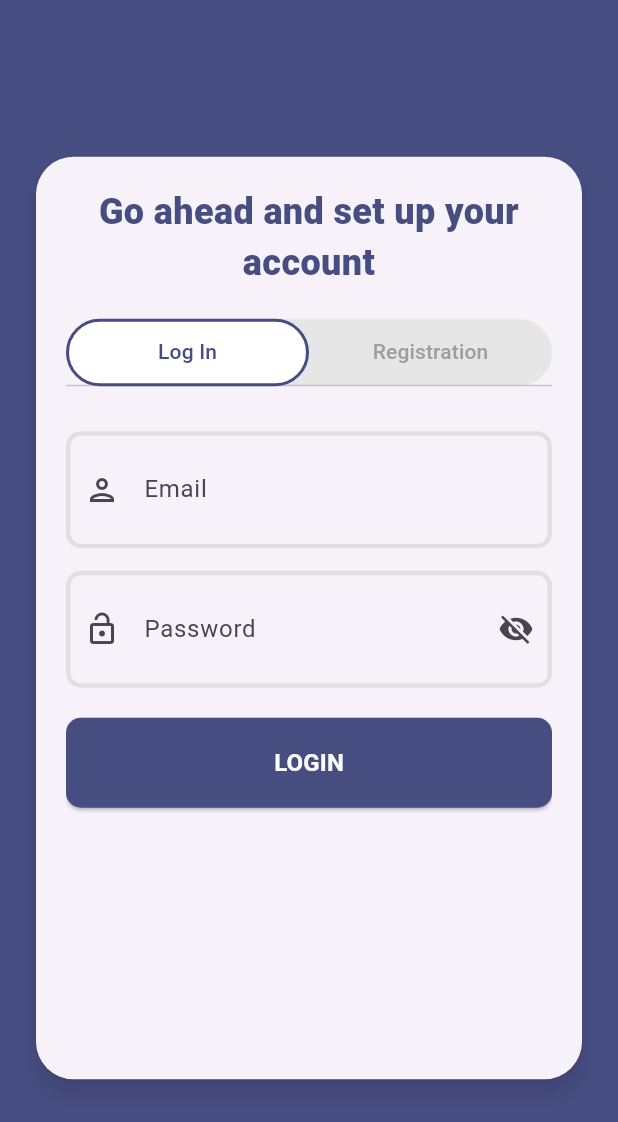
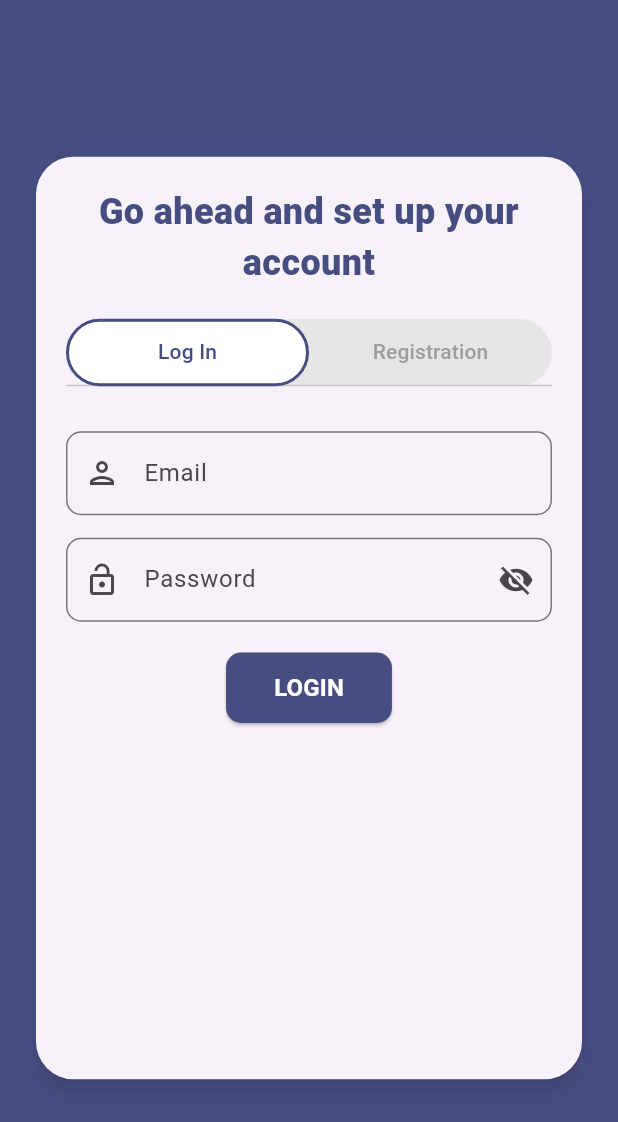
Before and after one commit to najwan16/competify_app, a Flutter app: the screen it shows after launch, on a phone screen of 412 x 824 dp. Shown: the top 1122 px of the screen. Run offline on Flutter 3.47's test engine with Material 3 defaults, Android fonts, the phone set to English and light mode, and no system bars; our stand-ins replace firebase_auth, firebase_core, google_fonts; accounts and stored records are empty; Roboto replaces fonts that are missing (Cera Pro).

Commit message:
main update

```diff
--- a/lib/main.dart
+++ b/lib/main.dart
@@ -20,30 +20,6 @@ class MyApp extends StatelessWidget {
   @override
   Widget build(BuildContext context) {
     return MaterialApp(
-      title: 'Task Management',
-      theme: ThemeData(
-        fontFamily: 'Cera Pro',
-        elevatedButtonTheme: ElevatedButtonThemeData(
-          style: ElevatedButton.styleFrom(
-            backgroundColor: Colors.black,
-            minimumSize: const Size(double.infinity, 60),
-            shape: RoundedRectangleBorder(
-              borderRadius: BorderRadius.circular(15),
-            ),
-          ),
-        ),
-        inputDecorationTheme: InputDecorationTheme(
-          contentPadding: const EdgeInsets.all(27),
-          enabledBorder: OutlineInputBorder(
-            borderSide: BorderSide(color: Colors.grey.shade300, width: 3),
-            borderRadius: BorderRadius.circular(10),
-          ),
-          focusedBorder: OutlineInputBorder(
-            borderSide: const BorderSide(color: Colors.blue, width: 3),
-            borderRadius: BorderRadius.circular(10),
-          ),
-        ),
-      ),
       home: StreamBuilder<User?>(
         stream: FirebaseAuth.instance.authStateChanges(),
         builder: (context, snapshot) {
```
